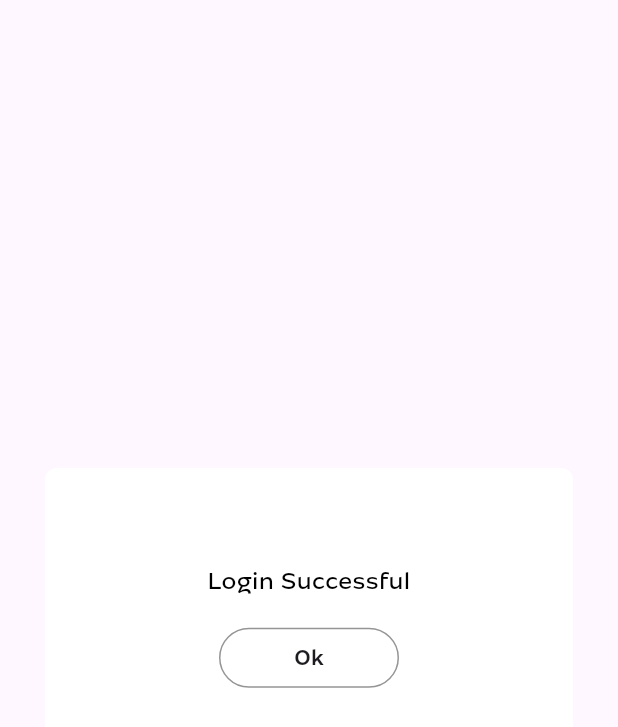
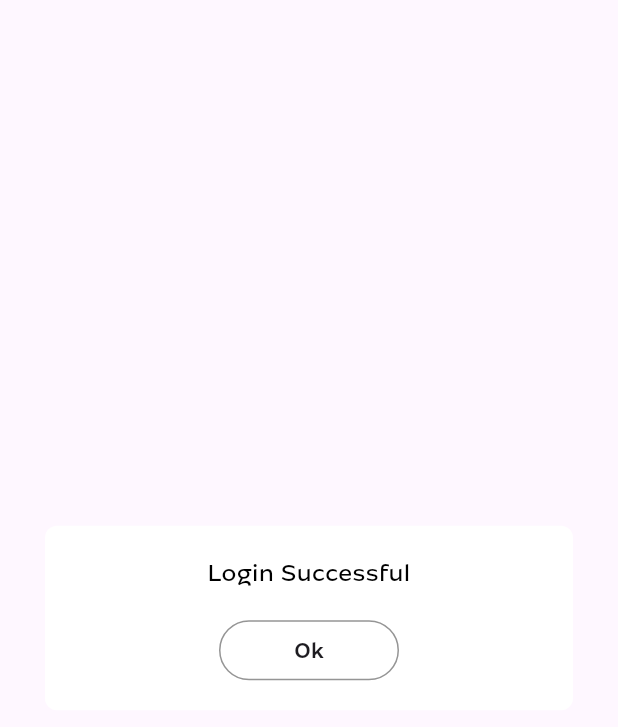
Before and after one commit to skyshivy/mtn_sa_revamp, a Flutter app: the CustomAlertView widget shown alone on an empty page, opened directly, on a phone screen of 412 x 824 dp. Shown: the top 727 px of the screen. Run offline on Flutter 3.47's test engine with Material 2 defaults, Android fonts, the phone set to English and light mode, and no system bars; our stand-ins replace basic_utils, cached_network_image, calendar_date_picker2, carousel_slider, flutter_svg, get and 4 more; missing offline and left inert: dart:html, dart:js, dart:js_util, pointycastle; accounts and stored records are empty; network calls fail.

Commit message:
new change

```diff
--- a/lib/files/controllers/drawer_controller.dart
+++ b/lib/files/controllers/drawer_controller.dart
@@ -18,7 +18,7 @@ class MyDrawerController extends GetxController {
   }
 
   createMenuList() {
-    if (!StoreManager().isLoggedIn) {
+    if (StoreManager().isLoggedIn) {
       menuList.value = [
         DrawerModel(profileStr),
         DrawerModel(myTuneStr),
--- a/lib/files/custom_files/custom_alert.dart
+++ b/lib/files/custom_files/custom_alert.dart
@@ -29,7 +29,7 @@ class CustomAlertView extends StatelessWidget {
     return Center(
       child: Material(
         color: transparent,
-        child: mainContainer(),
+        child: Center(child: mainContainer()),
       ),
     );
   }
@@ -39,12 +39,12 @@ class CustomAlertView extends StatelessWidget {
       builder: (context, si) {
         return Container(
           clipBehavior: Clip.hardEdge,
-          height: 200,
+          //height: 200,
           width: si.isMobile ? MediaQuery.of(context).size.width - 60 : 400,
           decoration: mainContainerDecoration(),
           child: Padding(
             padding:
-                const EdgeInsets.only(top: 20, left: 20, right: 20, bottom: 10),
+                const EdgeInsets.only(top: 20, left: 20, right: 20, bottom: 20),
             child: mainColumn(),
           ),
         );
@@ -56,6 +56,7 @@ class CustomAlertView extends StatelessWidget {
     return Column(
       mainAxisAlignment: MainAxisAlignment.center,
       crossAxisAlignment: CrossAxisAlignment.center,
+      mainAxisSize: MainAxisSize.min,
       children: [
         CustomText(
           alignment: TextAlign.center,
--- a/lib/files/screens/web_home_page/home_recomended/sub_views/home_more_button.dart
+++ b/lib/files/screens/web_home_page/home_recomended/sub_views/home_more_button.dart
@@ -37,7 +37,7 @@ class _HomeMoreButtonState extends State<HomeMoreButton> {
       leftWidget: const Icon(Icons.more_horiz, color: white),
       onTap: () {
         print("StoreManager().isLoggedIn ====== ${StoreManager().isLoggedIn}");
-        if (!StoreManager().isLoggedIn) {
+        if (StoreManager().isLoggedIn) {
           showPopupMenu();
         } else {
           Get.dialog(CustomAlertView(title: featureIsAvailableForLoggedInStr));
```
